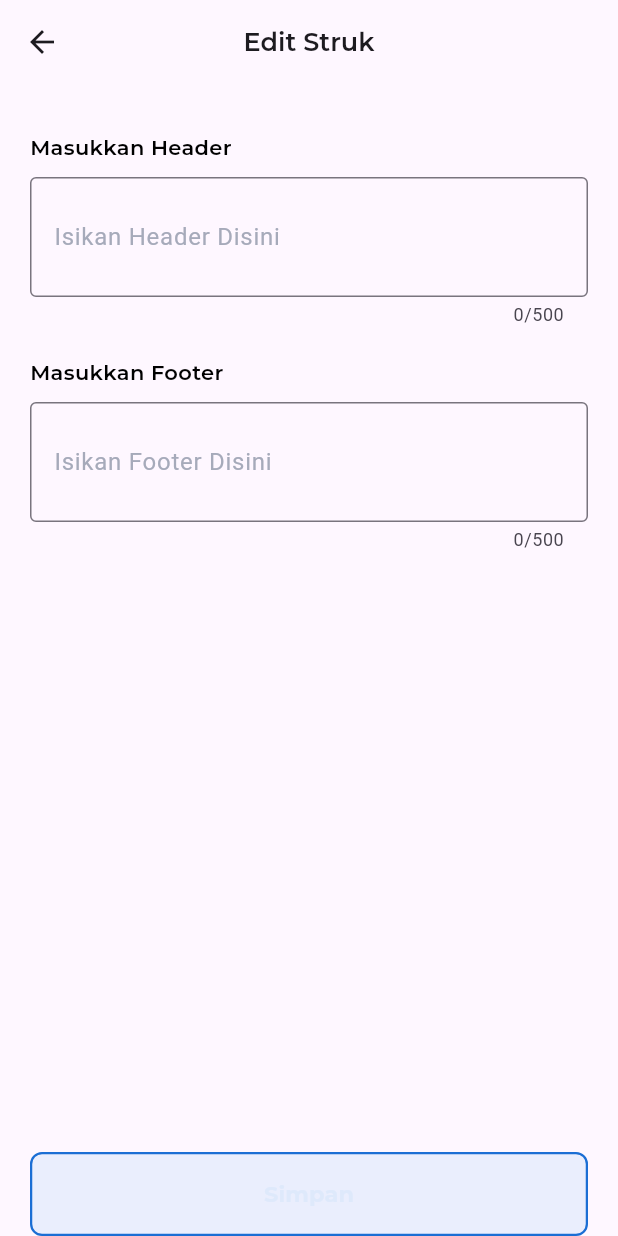
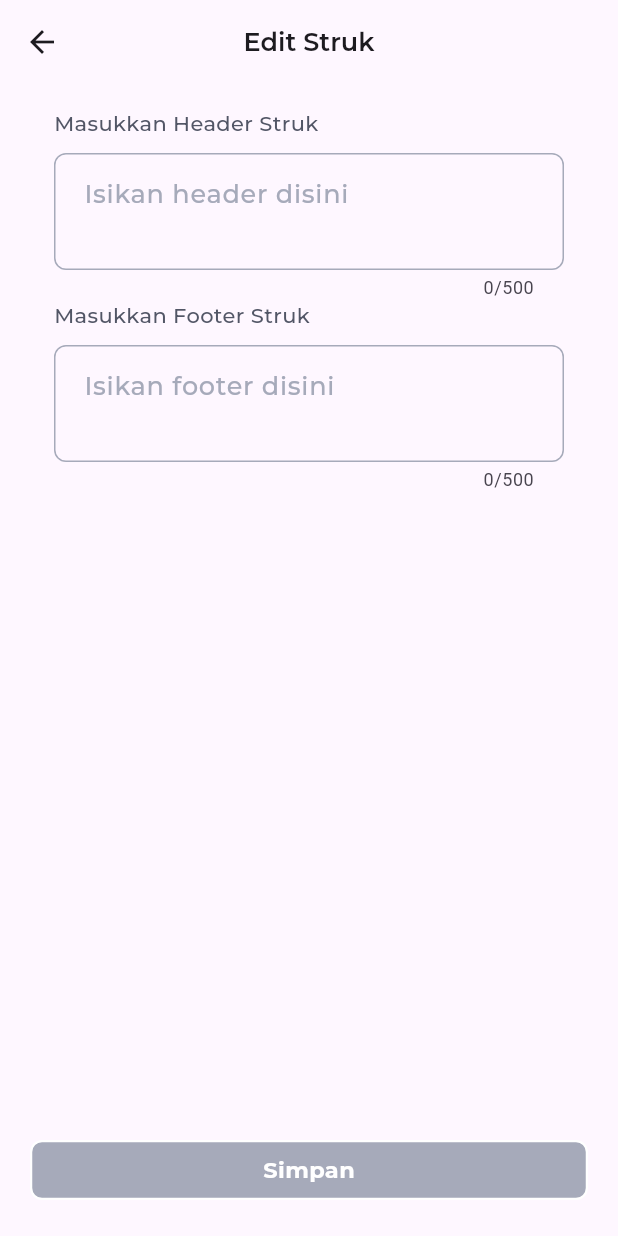
Before and after one commit to akmalzidani/pos_portal, a Flutter app: the EditStruk screen opened directly, on a phone screen of 412 x 824 dp. Run offline on Flutter 3.47's test engine with Material 3 defaults, Android fonts, the phone set to English and light mode, and no system bars; our stand-ins replace currency_text_input_formatter, custom_sliding_segmented_control, flutter_svg, google_fonts, lottie, persistent_bottom_nav_bar and 1 more; accounts and stored records are empty; project files that could hold a hidden picture were left out.

Commit message:
refactor edit struk page

```diff
--- a/lib/pages/settings/edit_struk_page.dart
+++ b/lib/pages/settings/edit_struk_page.dart
@@ -1,74 +1,55 @@
 import 'package:flutter/material.dart';
 import 'package:pos_portal/layouts/body_template.dart';
+import 'package:pos_portal/widgets/floating_button.dart';
+import 'package:pos_portal/widgets/input_field.dart';
 import 'package:pos_portal/widgets/save_button.dart';
 import 'package:pos_portal/widgets/topbar.dart';
 
-import '../../widgets/customTextField.dart';
-
 class EditStruk extends StatelessWidget {
-  const EditStruk({Key? key}) : super(key: key);
+  final TextEditingController headerController = TextEditingController();
+  final TextEditingController footerController = TextEditingController();
+  EditStruk({Key? key}) : super(key: key);
 
   @override
   Widget build(BuildContext context) {
     return Scaffold(
       appBar: topBar(context: context, title: 'Edit Struk'),
       body: BodyTemplate(
+        child: Padding(
+          padding: const EdgeInsets.all(16.0),
           child: Column(
             crossAxisAlignment: CrossAxisAlignment.start,
             children: [
-            SizedBox(
-              height: 32,
+              InputField(
+                label: 'Masukkan Header Struk',
+                controller: headerController,
+                hintText: 'Isikan header disini',
+                isMultiLine: true,
               ),
-            Column(
-              crossAxisAlignment:
-                  CrossAxisAlignment.start, // Konten berada di kiri
-              children: [
-                Text(
-                  'Masukkan Header',
-                  style: TextStyle(
-                    fontFamily: 'Montserrat',
-                    fontWeight: FontWeight.w600,
-                    fontSize: 14,
-                    color: Colors.black,
-                  ),
-                ),
-                SizedBox(height: 10),
-                CustomTextField(
-                  controller:
-                      TextEditingController(), // Anda perlu menambahkan controller
-                  labelText: 'Isikan Header Disini',
-                  hintText: 'Isikan Header Disini',
-                ),
-              ],
-            ),
-            SizedBox(height: 20), // Spasi antara kolom
-            Column(
-              crossAxisAlignment:
-                  CrossAxisAlignment.start, // Konten berada di kiri
-              children: [
-                Text(
-                  'Masukkan Footer',
-                  style: TextStyle(
-                    fontFamily: 'Montserrat',
-                    fontWeight: FontWeight.w600,
-                    fontSize: 14,
-                    color: Colors.black,
-                  ),
-                ),
-                SizedBox(height: 10),
-                CustomTextField(
-                  controller:
-                      TextEditingController(), // Anda perlu menambahkan controller
-                  labelText: 'Isikan Footer Disini',
-                  hintText: 'Isikan Footer Disini',
-                ),
-              ],
+              InputField(
+                label: 'Masukkan Footer Struk',
+                controller: headerController,
+                hintText: 'Isikan footer disini',
+                isMultiLine: true,
               ),
             ],
           ),
         ),
-      floatingActionButtonLocation: FloatingActionButtonLocation.centerDocked,
-      floatingActionButton: ButtonSave(title: 'Simpan'),
+      ),
+      floatingActionButtonLocation: FloatingActionButtonLocation.centerFloat,
+      floatingActionButton: FloatingButtonDefault(
+        title: 'Simpan',
+        actionPressed: () {
+          if (headerController.text.isNotEmpty &&
+              footerController.text.isNotEmpty) {
+            // Save to database
+          }
+        },
+        isFilled: true,
+        isDisabled: !headerController.text.isNotEmpty &&
+            !footerController.text.isNotEmpty,
+        heroTag: 'saveHeaderFooterStruk',
+      ),
     );
   }
 }
--- a/lib/pages/transaction/transaction_page.dart
+++ b/lib/pages/transaction/transaction_page.dart
@@ -1,4 +1,6 @@
 import 'package:flutter/cupertino.dart';
+import 'package:flutter/material.dart';
+import 'package:pos_portal/widgets/topbar.dart';
 
 class TransactionPage extends StatefulWidget {
   const TransactionPage({super.key});
@@ -10,6 +12,9 @@ class TransactionPage extends StatefulWidget {
 class _TransactionPageState extends State<TransactionPage> {
   @override
   Widget build(BuildContext context) {
-    return const Placeholder();
+    return Scaffold(
+      appBar: topBar(context: context, title: 'Transaksi', isNeedActions: true),
+    );
+    ;
   }
 }
--- a/lib/widgets/customTextField.dart
+++ /dev/null
@@ -1,40 +0,0 @@
-import 'package:flutter/material.dart';
-import 'package:pos_portal/utils/colors.dart';
-
-class CustomTextField extends StatelessWidget {
-  final TextEditingController controller;
-  final String labelText;
-  final String hintText;
-  final TextInputType keyboardType;
-  final bool obscureText;
-  final int maxLength;
-
-  const CustomTextField({
-    Key? key,
-    required this.controller,
-    required this.labelText,
-    required this.hintText,
-    this.keyboardType = TextInputType.text,
-    this.obscureText = false,
-    this.maxLength = 500, // Set default max length to 500
-  }) : super(key: key);
-
-  @override
-  Widget build(BuildContext context) {
-    return TextFormField(
-      controller: controller,
-      keyboardType: TextInputType.multiline,
-      obscureText: obscureText,
-      minLines: 2,
-      maxLines: 10,
-      maxLength: maxLength, // Set max length
-      decoration: InputDecoration(
-        labelText: labelText,
-        hintText: hintText,
-        border: OutlineInputBorder(),
-        hintStyle: TextStyle(color: MyColors.neutral), // Mengatur warna hintText menjadi abu-abu
-        labelStyle: TextStyle(color: MyColors.neutral), // Mengatur warna labelText menjadi abu-abu
-      ),
-    );
-  }
-}
--- a/lib/widgets/custom_text_field.dart
+++ /dev/null
@@ -1,43 +0,0 @@
-import 'package:flutter/material.dart';
-import 'package:pos_portal/utils/colors.dart';
-
-class CustomTextField extends StatelessWidget {
-  final TextEditingController controller;
-  final String labelText;
-  final String hintText;
-  final TextInputType keyboardType;
-  final bool obscureText;
-  final int maxLength;
-
-  const CustomTextField({
-    Key? key,
-    required this.controller,
-    required this.labelText,
-    required this.hintText,
-    this.keyboardType = TextInputType.text,
-    this.obscureText = false,
-    this.maxLength = 500, // Set default max length to 500
-  }) : super(key: key);
-
-  @override
-  Widget build(BuildContext context) {
-    return TextFormField(
-      controller: controller,
-      keyboardType: TextInputType.multiline,
-      obscureText: obscureText,
-      minLines: 2,
-      maxLines: 10,
-      maxLength: maxLength, // Set max length
-      decoration: InputDecoration(
-        labelText: labelText,
-        hintText: hintText,
-        border: OutlineInputBorder(),
-        hintStyle: TextStyle(
-            color: MyColors.neutral), // Mengatur warna hintText menjadi abu-abu
-        labelStyle: TextStyle(
-            color:
-                MyColors.neutral), // Mengatur warna labelText menjadi abu-abu
-      ),
-    );
-  }
-}
--- a/lib/widgets/input_field.dart
+++ b/lib/widgets/input_field.dart
@@ -11,6 +11,7 @@ class InputField extends StatefulWidget {
   final String? label;
   final bool? isWajibIsi;
   final bool isDuit;
+  final bool isMultiLine;
   late bool inputAngka;
   final bool? isExpanded;
   final String hintText;
@@ -26,6 +27,7 @@ class InputField extends StatefulWidget {
     this.isWajibIsi = false,
     required this.hintText,
     this.inputAngka = false,
+    this.isMultiLine = false,
   });
 
   @override
@@ -77,8 +79,14 @@ class _InputFieldState extends State<InputField> {
           expands: widget.isExpanded ?? false,
           controller: widget.controller,
           cursorColor: MyColors.primary,
-          keyboardType:
-              widget.inputAngka ? (TextInputType.number) : TextInputType.text,
+          minLines: widget.isMultiLine ? 2 : null,
+          maxLines: widget.isMultiLine ? 10 : null,
+          maxLength: widget.isMultiLine ? 500 : null,
+          keyboardType: widget.inputAngka
+              ? (TextInputType.number)
+              : (widget.isMultiLine
+                  ? TextInputType.multiline
+                  : TextInputType.text),
           onChanged: widget.inputAngka || widget.isDuit
               ? (value) {
                   if (value.isNotEmpty) {
--- a/lib/widgets/topbar.dart
+++ b/lib/widgets/topbar.dart
@@ -37,7 +37,9 @@ AppBar topBar(
           ? Transform.translate(
               offset: const Offset(-10, 0),
               child: IconButton(
-                  onPressed: () {},
+                  onPressed: () {
+                    debugPrint('Export');
+                  },
                   icon: SvgPicture.asset('assets/svg/icon_export.svg')),
             )
           : const SizedBox(),
```
Lines whose indentation alone changed are shown as unchanged.
